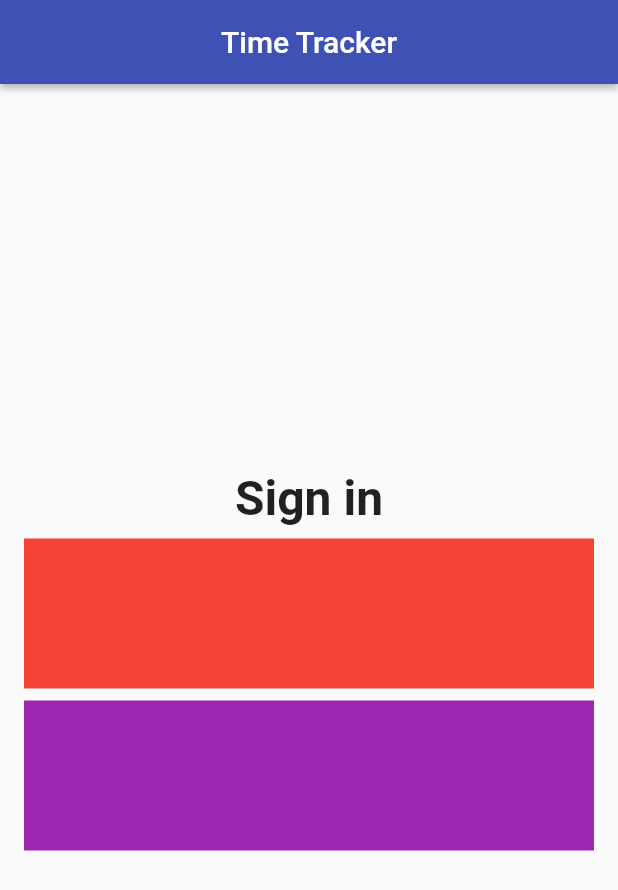
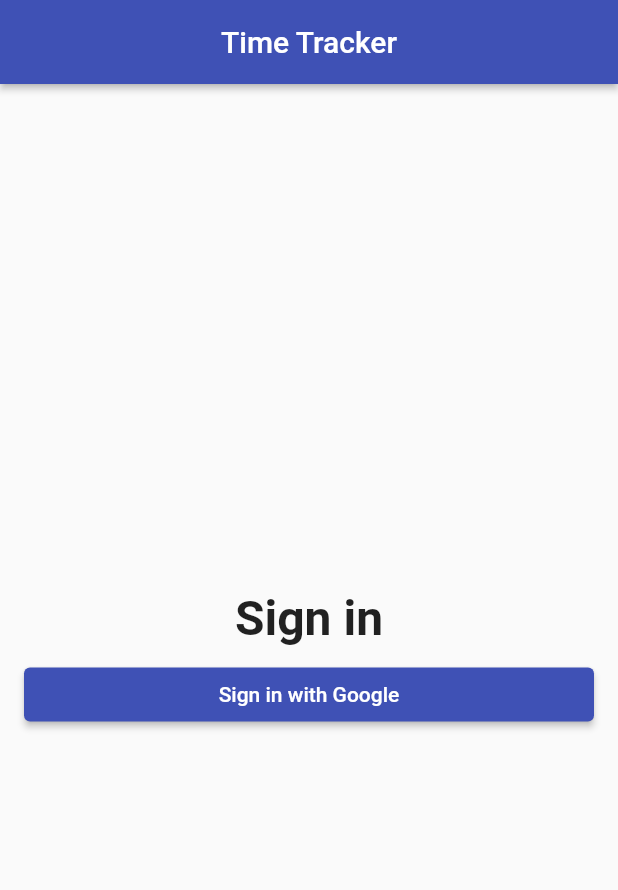
Before and after one commit to srinivassrivatsa/time_tracker_flutter_course, a Flutter app: the screen it shows after launch, on a phone screen of 412 x 824 dp. Shown: the top 890 px of the screen. Run offline on Flutter 3.47's test engine with Material 2 defaults, Android fonts, the phone set to English and light mode, and no system bars.

Commit message:
Added elevated button to sign in with google

```diff
--- a/lib/app/sign_in/sign_in_page.dart
+++ b/lib/app/sign_in/sign_in_page.dart
@@ -30,23 +30,7 @@ class SignInPage extends StatelessWidget {
           SizedBox(
             height: 8.0,
           ),
-          Container(
-            color: Colors.red,
-            child: SizedBox(
-              height: 100.0,
-              width: 100.0,
-            ),
-          ),
-          SizedBox(
-            height: 8.0,
-          ),
-          Container(
-            color: Colors.purple,
-            child: SizedBox(
-              height: 100.0,
-              width: 100.0,
-            ),
-          ),
+          ElevatedButton(child: Text('Sign in with Google'), onPressed: () {}),
         ],
       ),
     );
```
